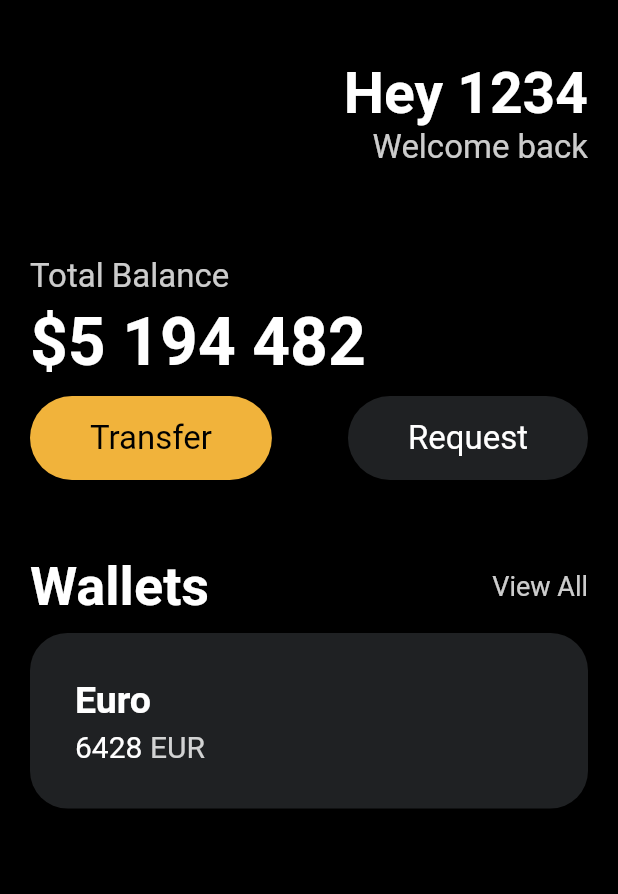
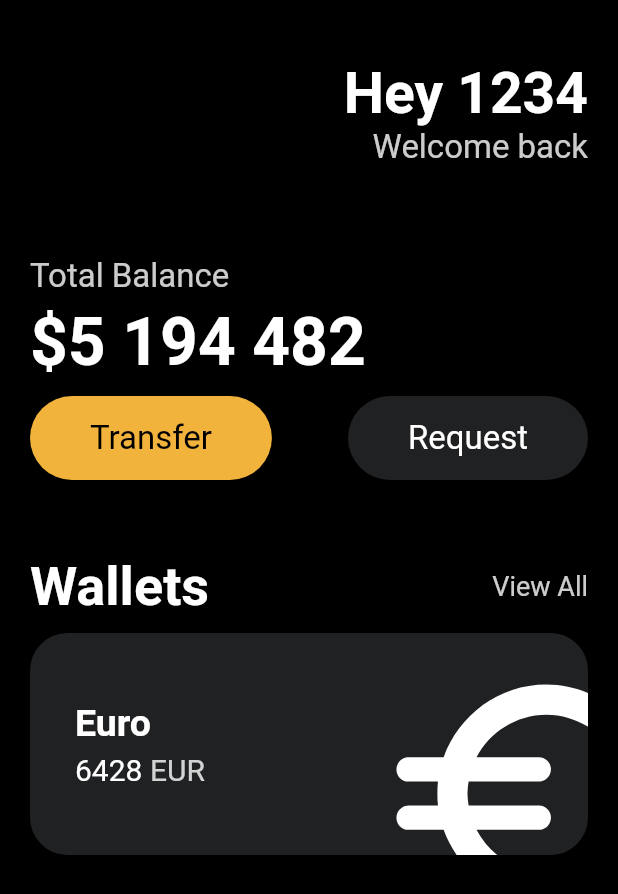
Before and after one commit to KorAidenChoi/Flutter_Project_-1, a Flutter app: the screen it shows after launch, on a phone screen of 412 x 824 dp. Shown: the top 894 px of the screen. Run offline on Flutter 3.47's test engine with Material 2 defaults, Android fonts, the phone set to English and light mode, and no system bars.

Commit message:
transforms and icons

```diff
--- a/lib/main.dart
+++ b/lib/main.dart
@@ -113,6 +113,7 @@ class App extends StatelessWidget {
                 height: 10,
               ),
               Container(
+                clipBehavior: Clip.hardEdge,
                 decoration: BoxDecoration(
                   color: const Color(0xFF1F2123),
                   borderRadius: BorderRadius.circular(25),
@@ -120,6 +121,7 @@ class App extends StatelessWidget {
                 child: Padding(
                   padding: const EdgeInsets.all(30),
                   child: Row(
+                    mainAxisAlignment: MainAxisAlignment.spaceBetween,
                     children: [
                       Column(
                         crossAxisAlignment: CrossAxisAlignment.start,
@@ -158,6 +160,17 @@ class App extends StatelessWidget {
                           )
                         ],
                       ),
+                      Transform.scale(
+                        scale: 2.2,
+                        child: Transform.translate(
+                          offset: const Offset(10, 15),
+                          child: const Icon(
+                            Icons.euro_rounded,
+                            color: Colors.white,
+                            size: 88,
+                          ),
+                        ),
+                      ),
                     ],
                   ),
                 ),
```
